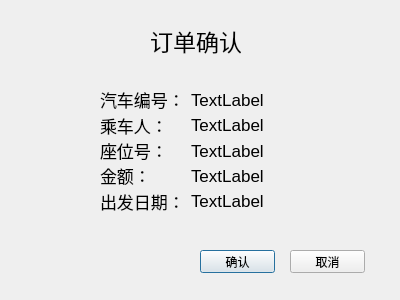
The window that Client/Dingpiao/dingpiaoxitong/buyticket.ui (ticketgroup/qichedinggpiao) describes before a commit, drawn with Qt 5.
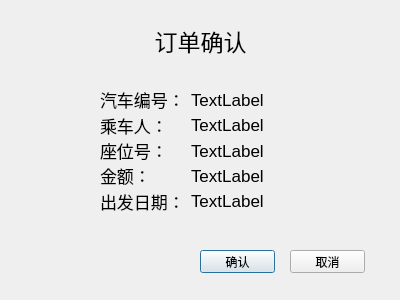
The same window after the commit.

```diff
--- a/Client/Dingpiao/dingpiaoxitong/buyticket.ui
+++ b/Client/Dingpiao/dingpiaoxitong/buyticket.ui
@@ -182,9 +182,9 @@
   <widget class="QLabel" name="label_11">
    <property name="geometry">
     <rect>
-     <x>150</x>
+     <x>0</x>
      <y>20</y>
-     <width>91</width>
+     <width>401</width>
      <height>41</height>
     </rect>
    </property>
@@ -196,6 +196,9 @@
    <property name="text">
     <string>订单确认</string>
    </property>
+   <property name="alignment">
+    <set>Qt::AlignCenter</set>
+   </property>
   </widget>
  </widget>
  <resources/>
```
